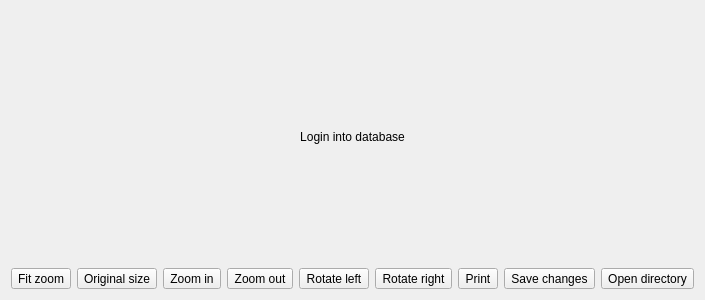
Before: the Qt Designer form scanwidget.ui in Kuszki/MultimapAWZ, drawn with Qt 5.
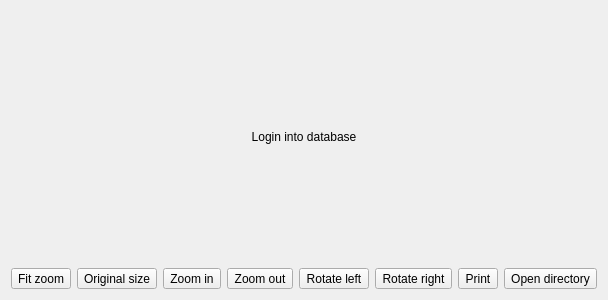
After: the same form once the commit is applied. Icons and pictures are not drawn.

```diff
--- a/scanwidget.ui
+++ b/scanwidget.ui
@@ -140,17 +140,6 @@
        </property>
       </widget>
      </item>
-     <item>
-      <widget class="QToolButton" name="saveButton">
-       <property name="text">
-        <string>Save changes</string>
-       </property>
-       <property name="icon">
-        <iconset theme="document-save">
-         <normaloff>.</normaloff>.</iconset>
-       </property>
-      </widget>
-     </item>
      <item>
       <widget class="QToolButton" name="opendirButton">
        <property name="text">
```
Left out of the diff: 19 changed lines with no effect on the pictures.
